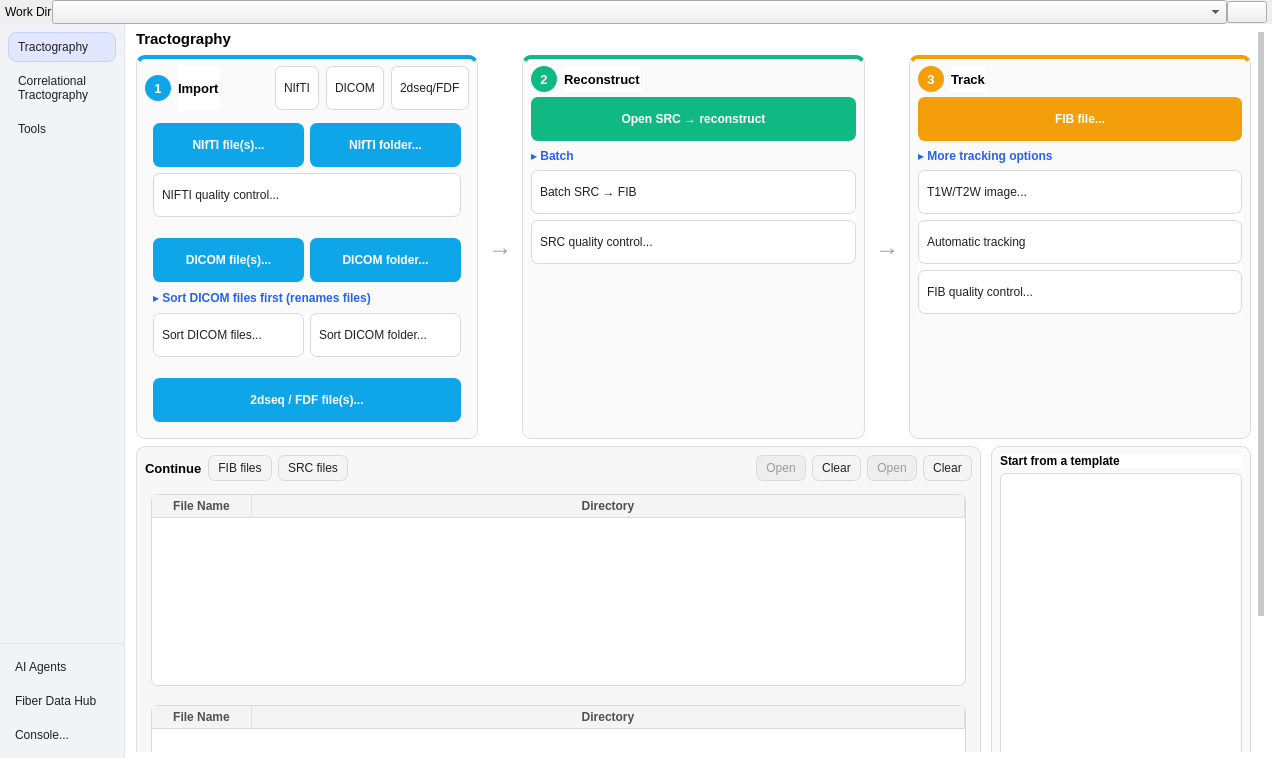
This is mainwindow.ui in frankyeh/DSI-Studio as Qt 5 draws it before an edit. The edited form follows.
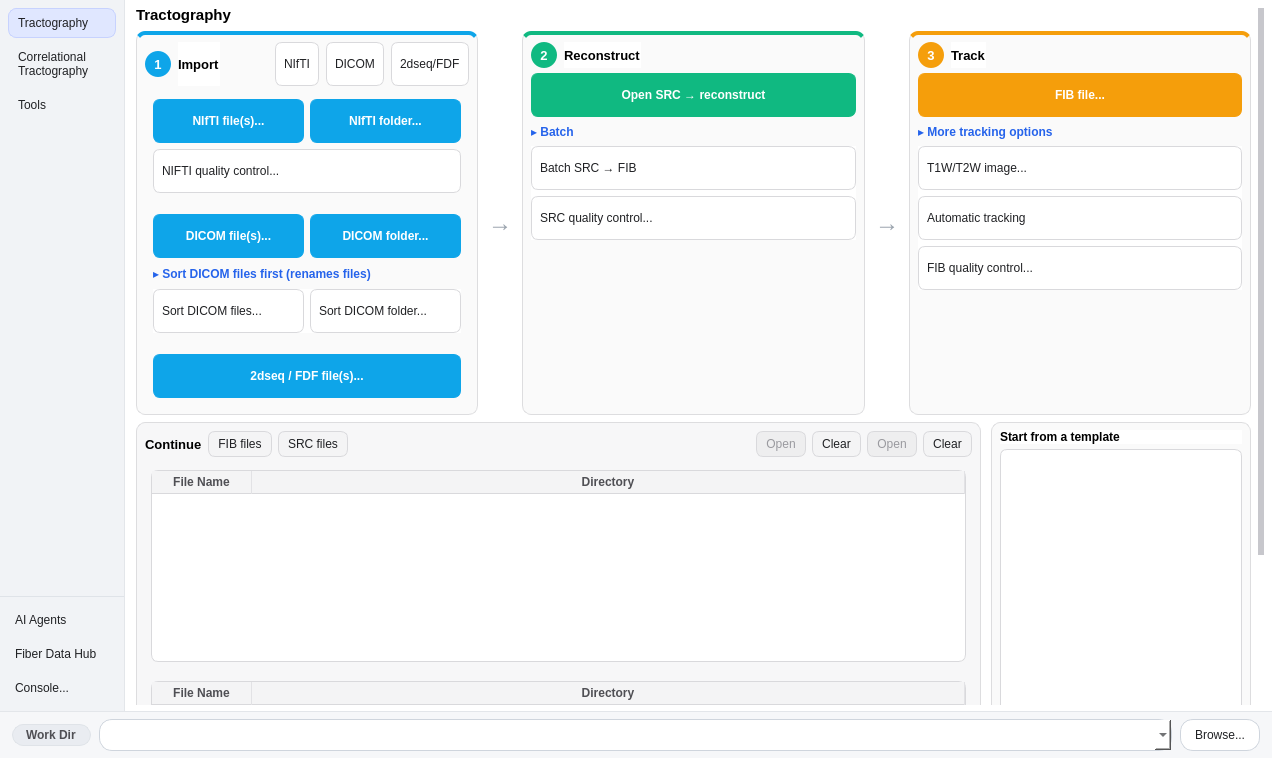
This is the edited form. Icons and pictures are not drawn.

Commit message:
Work Dir moves to a fixed bar at the bottom of the window
The Work Dir row (label, workDir combo, browseDir) moves from the top into a QFrame
(workdir_bar) placed below the rail and the pages, so it stays on every page without a
QStatusBar. Rounded styling: the caption is a small chip, workDir a rounded white field
with a soft border and selection colour, and browseDir a rounded "Browse..." button with
hover, pressed and disabled states. workDir stays an editable-history QComboBox and
browseDir keeps "run set_work_dir"; no C++ changed.

Not compiled or tested.

The edit to the form file:
```diff
--- a/mainwindow.ui
+++ b/mainwindow.ui
@@ -52,90 +52,6 @@
     <property name="bottomMargin">
      <number>0</number>
     </property>
-    <item>
-     <layout class="QHBoxLayout" name="horizontalLayout_2" stretch="0,0,1,0">
-      <property name="spacing">
-       <number>0</number>
-      </property>
-      <property name="leftMargin">
-       <number>5</number>
-      </property>
-      <property name="rightMargin">
-       <number>5</number>
-      </property>
-      <item>
-       <layout class="QHBoxLayout" name="horizontalLayout_6">
-        <property name="topMargin">
-         <number>0</number>
-        </property>
-       </layout>
-      </item>
-      <item>
-       <widget class="QLabel" name="label">
-        <property name="sizePolicy">
-         <sizepolicy hsizetype="Fixed" vsizetype="Fixed">
-          <horstretch>0</horstretch>
-          <verstretch>0</verstretch>
-         </sizepolicy>
-        </property>
-        <property name="text">
-         <string>Work Dir</string>
-        </property>
-       </widget>
-      </item>
-      <item>
-       <widget class="QComboBox" name="workDir">
-        <property name="sizePolicy">
-         <sizepolicy hsizetype="Ignored" vsizetype="Fixed">
-          <horstretch>0</horstretch>
-          <verstretch>0</verstretch>
-         </sizepolicy>
-        </property>
-        <property name="maximumSize">
-         <size>
-          <width>16777215</width>
-          <height>16777215</height>
-         </size>
-        </property>
-        <property name="editable">
-         <bool>false</bool>
-        </property>
-        <property name="currentIndex">
-         <number>-1</number>
-        </property>
-        <property name="sizeAdjustPolicy">
-         <enum>QComboBox::AdjustToMinimumContentsLengthWithIcon</enum>
-        </property>
-       </widget>
-      </item>
-      <item>
-       <widget class="QPushButton" name="browseDir">
-        <property name="statusTip">
-         <string>run set_work_dir</string>
-        </property>
-        <property name="sizePolicy">
-         <sizepolicy hsizetype="Fixed" vsizetype="Fixed">
-          <horstretch>0</horstretch>
-          <verstretch>0</verstretch>
-         </sizepolicy>
-        </property>
-        <property name="maximumSize">
-         <size>
-          <width>100</width>
-          <height>16777215</height>
-         </size>
-        </property>
-        <property name="text">
-         <string/>
-        </property>
-        <property name="icon">
-         <iconset resource="icons.qrc">
-          <normaloff>:/icons/icons/open.xpm</normaloff>:/icons/icons/open.xpm</iconset>
-        </property>
-       </widget>
-      </item>
-     </layout>
-    </item>
     <item>
      <layout class="QHBoxLayout" name="main_body_layout">
       <property name="spacing">
@@ -2880,6 +2796,155 @@
       </item>
      </layout>
     </item>
+    <item>
+     <widget class="QFrame" name="workdir_bar">
+      <property name="sizePolicy">
+       <sizepolicy hsizetype="Preferred" vsizetype="Fixed">
+        <horstretch>0</horstretch>
+        <verstretch>0</verstretch>
+       </sizepolicy>
+      </property>
+      <property name="styleSheet">
+       <string notr="true">QFrame#workdir_bar {
+    background-color: #f6f7f9;
+    border: 0px;
+    border-top: 1px solid #e3e6ea;
+}
+QLabel#label {
+    color: #4f4f54;
+    background-color: #e9ecf1;
+    border: 1px solid #dfe3e8;
+    border-radius: 11px;
+    padding: 3px 10px;
+    font-weight: bold;
+}
+QComboBox#workDir {
+    color: #202124;
+    background-color: #ffffff;
+    border: 1px solid #cfd5dd;
+    border-radius: 13px;
+    padding: 4px 12px;
+    min-height: 22px;
+}
+QComboBox#workDir:hover {
+    border-color: #9fb3d9;
+}
+QComboBox#workDir QAbstractItemView {
+    background-color: #ffffff;
+    border: 1px solid #cfd5dd;
+    selection-background-color: #e0e7ff;
+    selection-color: #1e3a8a;
+}
+QPushButton#browseDir {
+    color: #202124;
+    background-color: #ffffff;
+    border: 1px solid #cfd5dd;
+    border-radius: 13px;
+    padding: 4px 14px;
+    min-height: 22px;
+}
+QPushButton#browseDir:hover {
+    background-color: #eef2fb;
+    border-color: #9fb3d9;
+}
+QPushButton#browseDir:pressed {
+    background-color: #e0e7ff;
+}
+QPushButton#browseDir:disabled {
+    color: #9a9a9f;
+    background-color: #f1f1f3;
+}</string>
+      </property>
+      <layout class="QHBoxLayout" name="horizontalLayout_2" stretch="0,0,1,0">
+       <property name="bottomMargin">
+        <number>7</number>
+       </property>
+       <property name="rightMargin">
+        <number>12</number>
+       </property>
+       <property name="topMargin">
+        <number>7</number>
+       </property>
+       <property name="leftMargin">
+        <number>12</number>
+       </property>
+       <property name="spacing">
+        <number>8</number>
+       </property>
+       <item>
+        <layout class="QHBoxLayout" name="horizontalLayout_6">
+         <property name="topMargin">
+          <number>0</number>
+         </property>
+        </layout>
+       </item>
+       <item>
+        <widget class="QLabel" name="label">
+         <property name="sizePolicy">
+          <sizepolicy hsizetype="Fixed" vsizetype="Fixed">
+           <horstretch>0</horstretch>
+           <verstretch>0</verstretch>
+          </sizepolicy>
+         </property>
+         <property name="text">
+          <string>Work Dir</string>
+         </property>
+        </widget>
+       </item>
+       <item>
+        <widget class="QComboBox" name="workDir">
+         <property name="sizePolicy">
+          <sizepolicy hsizetype="Ignored" vsizetype="Fixed">
+           <horstretch>0</horstretch>
+           <verstretch>0</verstretch>
+          </sizepolicy>
+         </property>
+         <property name="maximumSize">
+          <size>
+           <width>16777215</width>
+           <height>16777215</height>
+          </size>
+         </property>
+         <property name="editable">
+          <bool>false</bool>
+         </property>
+         <property name="currentIndex">
+          <number>-1</number>
+         </property>
+         <property name="sizeAdjustPolicy">
+          <enum>QComboBox::AdjustToMinimumContentsLengthWithIcon</enum>
+         </property>
+        </widget>
+       </item>
+       <item>
+        <widget class="QPushButton" name="browseDir">
+         <property name="statusTip">
+          <string>run set_work_dir</string>
+         </property>
+         <property name="sizePolicy">
+          <sizepolicy hsizetype="Fixed" vsizetype="Fixed">
+           <horstretch>0</horstretch>
+           <verstretch>0</verstretch>
+          </sizepolicy>
+         </property>
+         <property name="icon">
+          <iconset resource="icons.qrc">
+           <normaloff>:/icons/icons/open.xpm</normaloff>:/icons/icons/open.xpm</iconset>
+         </property>
+         <property name="text">
+          <string>Browse...</string>
+         </property>
+         <property name="maximumSize">
+          <size>
+           <width>16777215</width>
+           <height>16777215</height>
+          </size>
+         </property>
+        </widget>
+       </item>
+      </layout>
+     </widget>
+    </item>
    </layout>
   </widget>
  </widget>
```
